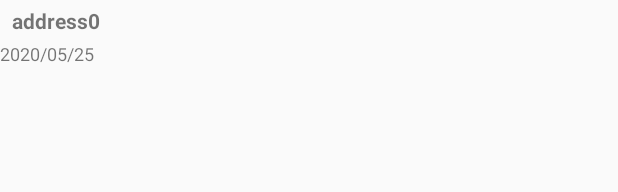
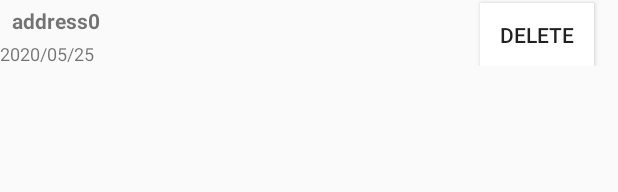
Before and after one commit to tys-hiroshi/android_dapp, an Android app: the layout list_address.xml on its own in the app's theme, with its tools: preview values and no code run, on a phone screen of 412 x 824 dp. Shown: the top 192 px of the screen. Run offline under Robolectric (Android 15) with nearby library versions, the phone set to English and light mode, and no system bars.

Commit message:
delete address R.layout.activity_address_list is not found

```diff
--- a/dapp/app/src/main/java/com/hblockth/dapp/repositories/AddressRepository.kt
+++ b/dapp/app/src/main/java/com/hblockth/dapp/repositories/AddressRepository.kt
@@ -5,6 +5,7 @@ import androidx.lifecycle.LiveData
 import com.hblockth.dapp.room.dao.addressmng.AddressManageDao
 import com.hblockth.dapp.room.models.addressmng.AddressModel
 import com.hblockth.dapp.room.models.addressmng.DbAddressManage
+import com.hblockth.dapp.room.models.addressmng.DefaultAddressModel
 
 //https://github.com/jianastrero/room-background-example/blob/b4d9505c489cfc406c74f613d18fbc372c5c7f48/app/src/main/java/com/jianastrero/roombackgroundexample/repositories/MessageRepository.kt
 
@@ -31,4 +32,9 @@ class AddressRepository(
     suspend fun insert(vararg address: AddressModel) {
         addressManageDao.insert(*address)
     }
+
+    @WorkerThread
+    fun deleteAddress(address: String) {
+        addressManageDao.delete(address)
+    }
 }
--- a/dapp/app/src/main/java/com/hblockth/dapp/room/dao/addressmng/AddressManageDao.kt
+++ b/dapp/app/src/main/java/com/hblockth/dapp/room/dao/addressmng/AddressManageDao.kt
@@ -44,8 +44,8 @@ interface AddressManageDao {
     @Update
     suspend fun updateDefaultAddress(vararg address: DefaultAddressModel)
 
-    @Delete
-    fun delete(address: AddressModel)
+    @Query("DELETE FROM addresses WHERE address = :address")
+    fun delete(address: String)
 
     @Query("DELETE FROM defaultaddress")
     fun deleteDefaultAddressAll()
--- a/dapp/app/src/main/res/layout/list_address.xml
+++ b/dapp/app/src/main/res/layout/list_address.xml
@@ -27,4 +27,18 @@
         android:textSize="12sp"
         app:layout_constraintTop_toBottomOf="@+id/address"
         tools:layout_editor_absoluteX="8dp" />
+
+    <Button
+        android:id="@+id/buttonRemoveAddressInfo"
+        android:layout_width="76dp"
+        android:layout_height="42dp"
+        android:background="#FFFFFF"
+        android:onClick="removeAddressInfo"
+        android:text="Delete"
+        app:layout_constraintBottom_toBottomOf="parent"
+        app:layout_constraintHorizontal_bias="0.952"
+        app:layout_constraintLeft_toLeftOf="parent"
+        app:layout_constraintRight_toRightOf="parent"
+        app:layout_constraintTop_toTopOf="parent"
+        app:layout_constraintVertical_bias="1.0" />
 </androidx.constraintlayout.widget.ConstraintLayout>
```
Also changed, not shown: dapp/app/src/main/java/com/hblockth/dapp/AddressListActivity.kt (+33 -13 lines), dapp/app/src/main/java/com/hblockth/dapp/adapter/AddressViewAdapter.kt (+16 -0 lines), dapp/app/src/main/java/com/hblockth/dapp/viewmodels/AddressListViewModel.kt (+9 -2 lines).
